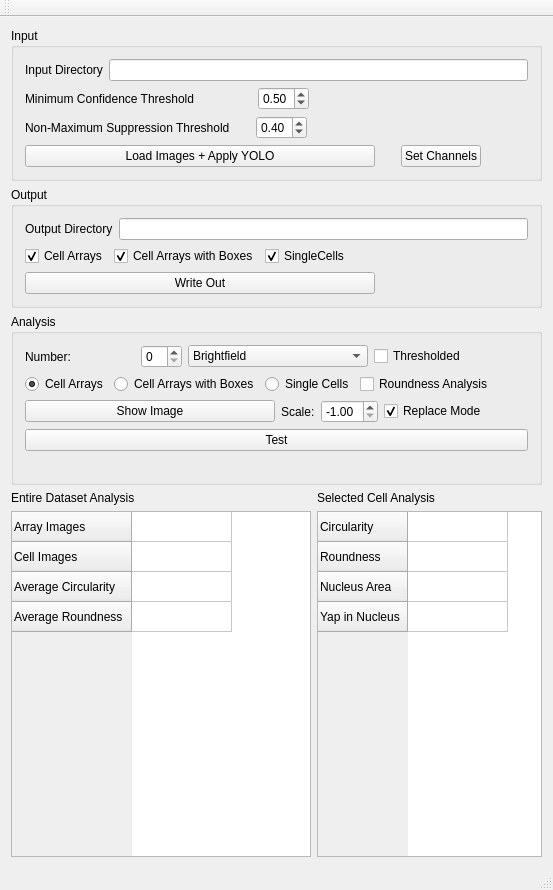
First picture: the form in CellForceAnalyzer/src/WindowMain.ui, repository Kinbischi/CellForceAnalyzer, before the edit.
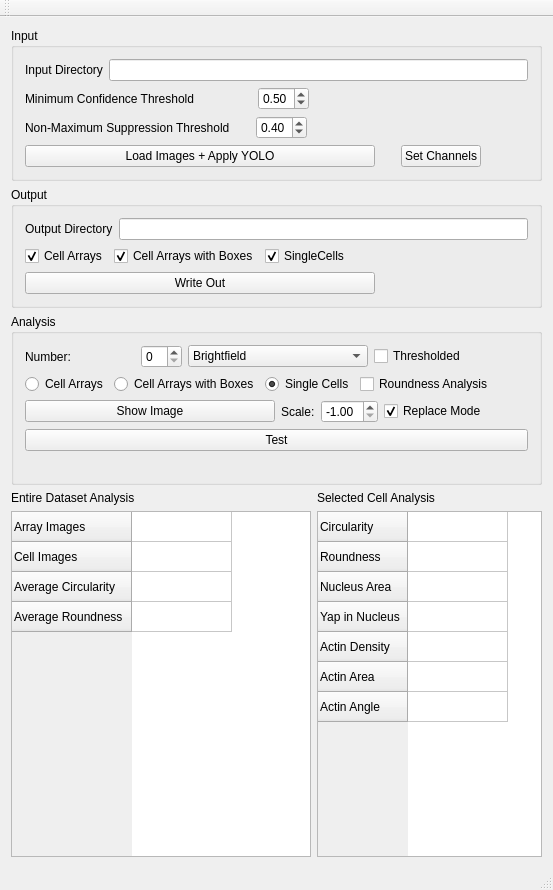
Second picture: the form after the edit.

The edit to the form file:
```diff
--- a/CellForceAnalyzer/src/WindowMain.ui
+++ b/CellForceAnalyzer/src/WindowMain.ui
@@ -440,7 +440,7 @@
               <string>Cell Arrays</string>
              </property>
              <property name="checked">
-              <bool>true</bool>
+              <bool>false</bool>
              </property>
             </widget>
            </item>
@@ -462,6 +462,9 @@
              <property name="text">
               <string>Single Cells</string>
              </property>
+             <property name="checked">
+              <bool>true</bool>
+             </property>
             </widget>
            </item>
            <item>
@@ -609,7 +612,27 @@
           <string>Yap in Nucleus</string>
          </property>
         </row>
+        <row>
+         <property name="text">
+          <string>Actin Density</string>
+         </property>
+        </row>
+        <row>
+         <property name="text">
+          <string>Actin Area</string>
+         </property>
+        </row>
+        <row>
+         <property name="text">
+          <string>Actin Angle</string>
+         </property>
+        </row>
         <column/>
+        <item row="6" column="0">
+         <property name="text">
+          <string/>
+         </property>
+        </item>
        </widget>
       </item>
       <item row="1" column="0">
```
Left out of the diff: 8 changed lines with no effect on the pictures.
